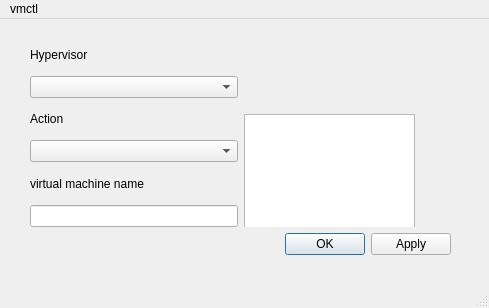
clockworksspheres/vmm, file src/vmm/vmmux/mainwindow.ui: the form before one commit.
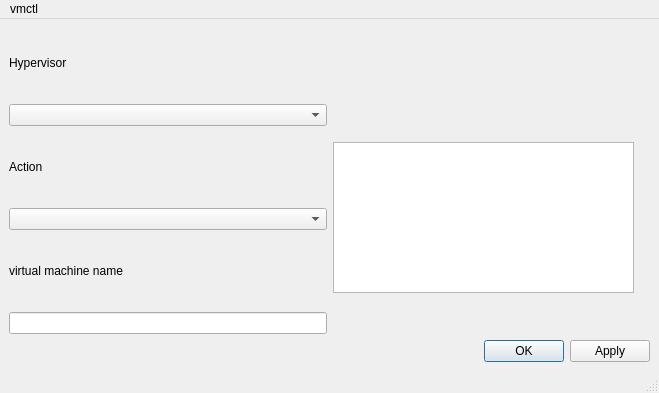
The form after the commit. The open tabs and pages were chosen to show the change.

```diff
--- a/src/vmm/vmmux/mainwindow.ui
+++ b/src/vmm/vmmux/mainwindow.ui
@@ -6,8 +6,8 @@
    <rect>
     <x>0</x>
     <y>0</y>
-    <width>489</width>
-    <height>308</height>
+    <width>659</width>
+    <height>393</height>
    </rect>
   </property>
   <property name="sizePolicy">
@@ -26,19 +26,7 @@
      <verstretch>0</verstretch>
     </sizepolicy>
    </property>
-   <widget class="QWidget" name="layoutWidget">
-    <property name="geometry">
-     <rect>
-      <x>30</x>
-      <y>20</y>
-      <width>421</width>
-      <height>216</height>
-     </rect>
-    </property>
     <layout class="QGridLayout" name="gridLayout">
-     <property name="sizeConstraint">
-      <enum>QLayout::SizeConstraint::SetDefaultConstraint</enum>
-     </property>
      <item row="0" column="0">
       <widget class="QLabel" name="hypervisorLabel">
        <property name="text">
@@ -46,19 +34,26 @@
        </property>
       </widget>
      </item>
-     <item row="5" column="0">
-      <widget class="QLineEdit" name="vmNameLineEdit"/>
+    <item row="1" column="0">
+     <widget class="QComboBox" name="hypervisorComboBox"/>
+    </item>
+    <item row="2" column="0">
+     <widget class="QLabel" name="actionLabel">
+      <property name="text">
+       <string>Action</string>
+      </property>
+     </widget>
      </item>
      <item row="2" column="1" rowspan="4">
       <widget class="QStackedWidget" name="stackedWidget">
        <property name="sizePolicy">
-        <sizepolicy hsizetype="MinimumExpanding" vsizetype="MinimumExpanding">
+       <sizepolicy hsizetype="Expanding" vsizetype="Expanding">
          <horstretch>0</horstretch>
          <verstretch>0</verstretch>
         </sizepolicy>
        </property>
        <property name="currentIndex">
-        <number>0</number>
+       <number>3</number>
        </property>
        <widget class="QWidget" name="page">
         <widget class="QRadioButton" name="headlessRadioButton">
@@ -90,18 +85,19 @@
          </property>
         </widget>
        </widget>
+      <widget class="QWidget" name="page_4"/>
        <widget class="QWidget" name="page_3">
         <widget class="QTextEdit" name="textEdit">
          <property name="geometry">
           <rect>
            <x>0</x>
            <y>10</y>
-           <width>171</width>
-           <height>121</height>
+          <width>301</width>
+          <height>151</height>
           </rect>
          </property>
          <property name="sizePolicy">
-          <sizepolicy hsizetype="MinimumExpanding" vsizetype="MinimumExpanding">
+         <sizepolicy hsizetype="Expanding" vsizetype="Expanding">
            <horstretch>0</horstretch>
            <verstretch>0</verstretch>
           </sizepolicy>
@@ -110,13 +106,6 @@
        </widget>
       </widget>
      </item>
-     <item row="2" column="0">
-      <widget class="QLabel" name="actionLabel">
-       <property name="text">
-        <string>Action</string>
-       </property>
-      </widget>
-     </item>
      <item row="3" column="0">
       <widget class="QComboBox" name="actionComboBox"/>
      </item>
@@ -127,6 +116,9 @@
        </property>
       </widget>
      </item>
+    <item row="5" column="0">
+     <widget class="QLineEdit" name="vmNameLineEdit"/>
+    </item>
      <item row="6" column="1">
       <widget class="QDialogButtonBox" name="buttonBox">
        <property name="standardButtons">
@@ -134,18 +126,14 @@
        </property>
       </widget>
      </item>
-     <item row="1" column="0">
-      <widget class="QComboBox" name="hypervisorComboBox"/>
-     </item>
-    </layout>
-   </widget>
-  </widget>
+   </layout>
+  </widget>
   <widget class="QMenuBar" name="menubar">
    <property name="geometry">
     <rect>
      <x>0</x>
      <y>0</y>
-     <width>489</width>
+     <width>659</width>
      <height>39</height>
     </rect>
    </property>
```
Lines whose indentation alone changed are shown as unchanged.
